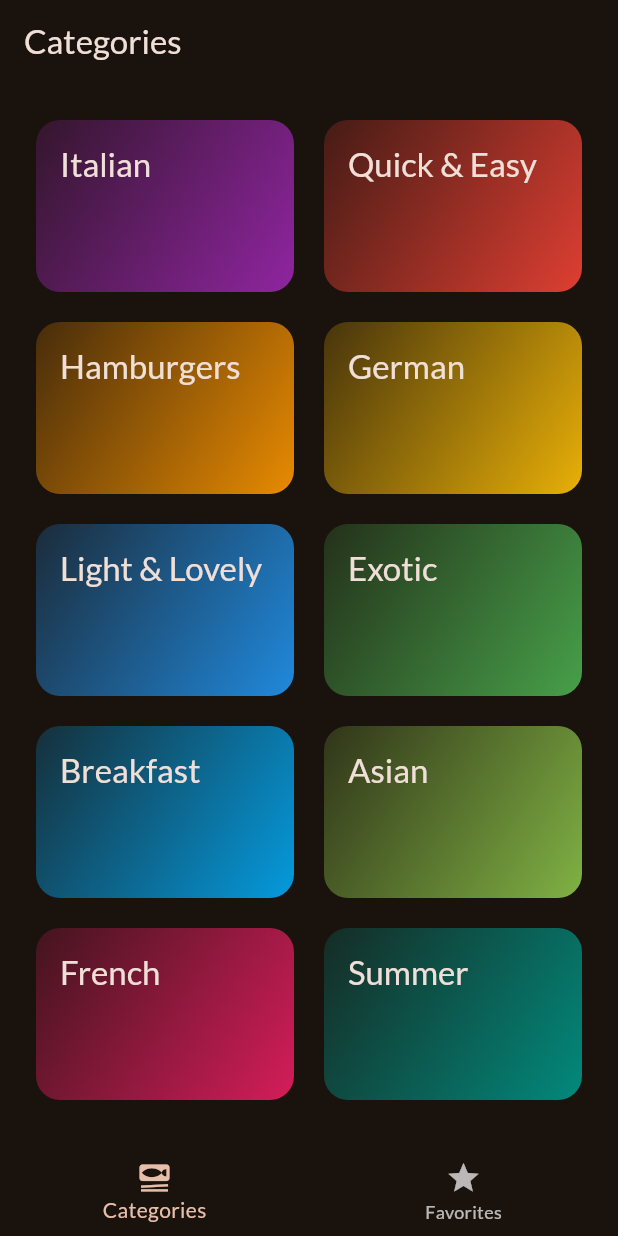
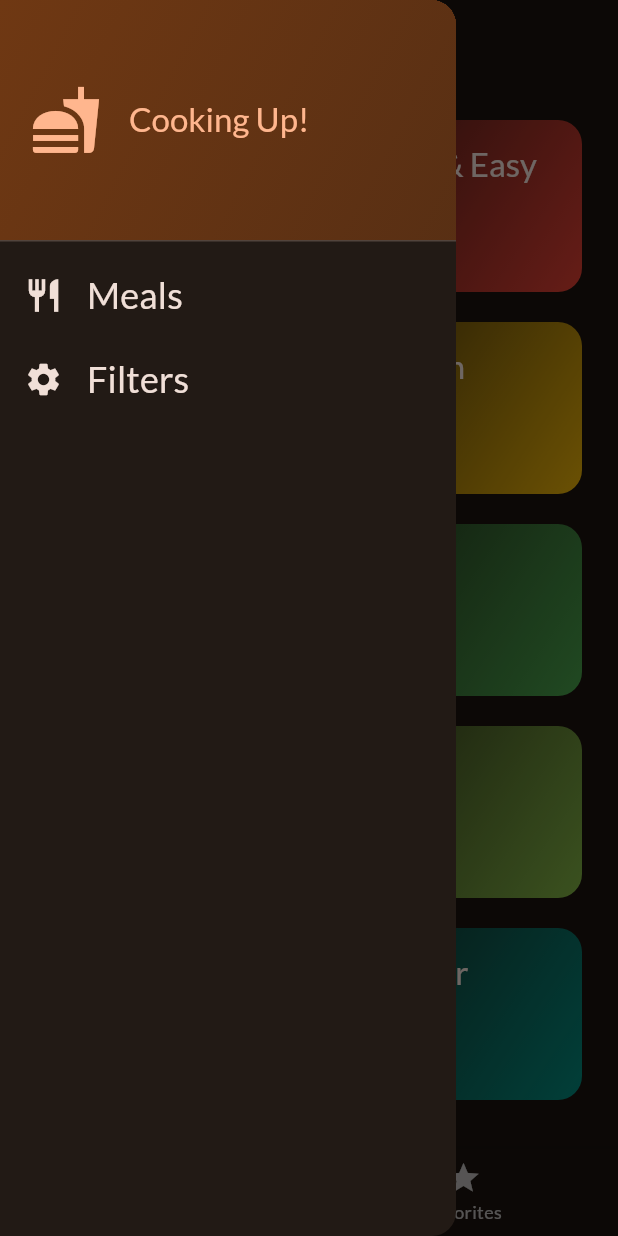
Before and after one commit to Satoshi-Sh/flutter_meal, a Flutter app: the screen it shows after launch, with the side drawer open (before the commit the screen has no drawer), on a phone screen of 412 x 824 dp. Run offline on Flutter 3.47's test engine with Material 3 defaults, Android fonts, the phone set to English and light mode, and no system bars; our stand-ins replace google_fonts.

Commit message:
Finished 171 adding a side drawer

```diff
--- a/lib/screens/tabs.dart
+++ b/lib/screens/tabs.dart
@@ -2,6 +2,7 @@
 import 'package:flutter_meal/screens/categories.dart';
 import 'package:flutter_meal/screens/meals.dart';
 import 'package:flutter_meal/models/meal.dart';
+import 'package:flutter_meal/widgets/main_drawer.dart';
 
 class TabsScreen extends StatefulWidget {
   const TabsScreen({super.key});
@@ -64,6 +65,7 @@
       appBar: AppBar(
         title: Text(activePageTitle),
       ),
+      drawer: MainDrawer(),
       body: activePage,
       bottomNavigationBar: BottomNavigationBar(
         currentIndex: selectedPageIndex,
--- /dev/null
+++ b/lib/widgets/main_drawer.dart
@@ -0,0 +1,74 @@
+import 'package:flutter/material.dart';
+
+class MainDrawer extends StatelessWidget {
+  const MainDrawer({super.key});
+
+  @override
+  Widget build(BuildContext context) {
+    return Drawer(
+      child: Column(
+        children: [
+          DrawerHeader(
+            padding: const EdgeInsets.all(20),
+            decoration: BoxDecoration(
+              gradient: LinearGradient(
+                colors: [
+                  Theme.of(context).colorScheme.primaryContainer,
+                  Theme.of(context).colorScheme.primaryContainer.withAlpha(180),
+                ],
+                begin: Alignment.topLeft,
+                end: Alignment.bottomRight,
+              ),
+            ),
+            child: Row(
+              children: [
+                Icon(
+                  Icons.fastfood,
+                  size: 48,
+                  color: Theme.of(context).colorScheme.primary,
+                ),
+                const SizedBox(width: 18),
+                Text(
+                  'Cooking Up!',
+                  style: Theme.of(context).textTheme.titleLarge!.copyWith(
+                    color: Theme.of(context).colorScheme.primary,
+                  ),
+                ),
+              ],
+            ),
+          ),
+          ListTile(
+            leading: Icon(
+              Icons.restaurant,
+              size: 26,
+              color: Theme.of(context).colorScheme.onSurface,
+            ),
+            title: Text(
+              'Meals',
+              style: Theme.of(context).textTheme.titleSmall!.copyWith(
+                color: Theme.of(context).colorScheme.onSurface,
+                fontSize: 24,
+              ),
+            ),
+            onTap: () {},
+          ),
+          ListTile(
+            leading: Icon(
+              Icons.settings,
+              size: 26,
+              color: Theme.of(context).colorScheme.onSurface,
+            ),
+            title: Text(
+              'Filters',
+              style: Theme.of(context).textTheme.titleSmall!.copyWith(
+                color: Theme.of(context).colorScheme.onSurface,
+                fontSize: 24,
+              ),
+            ),
+            onTap: () {},
+          ),
+        ],
+      ),
+    );
+  }
+}
```
